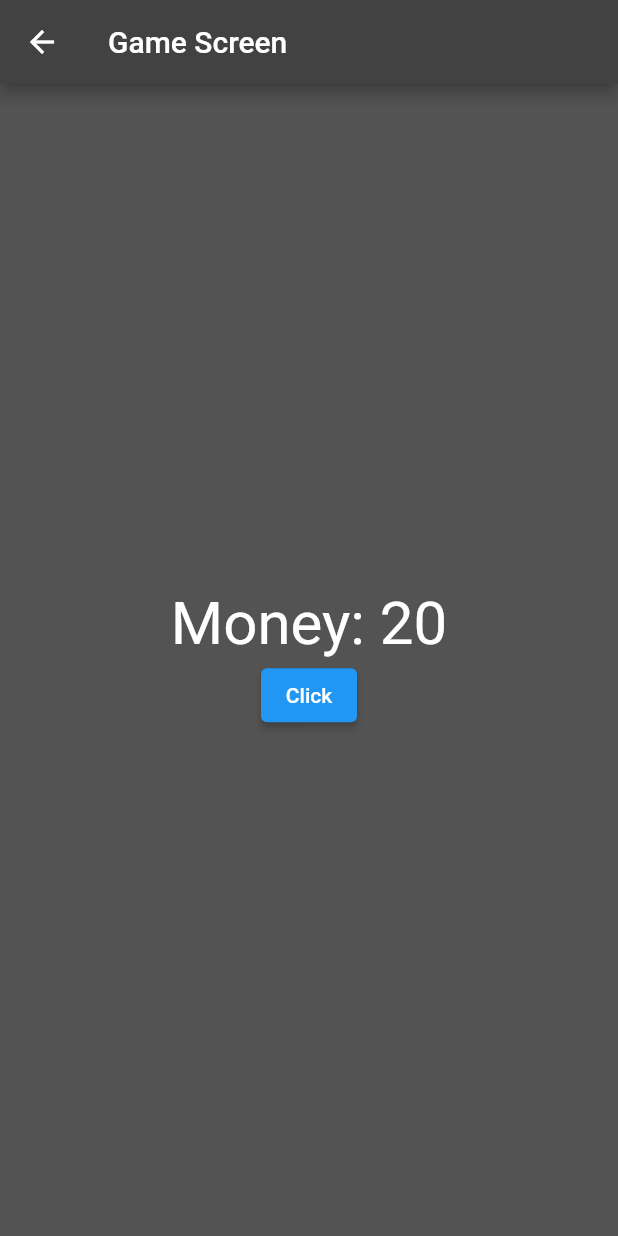
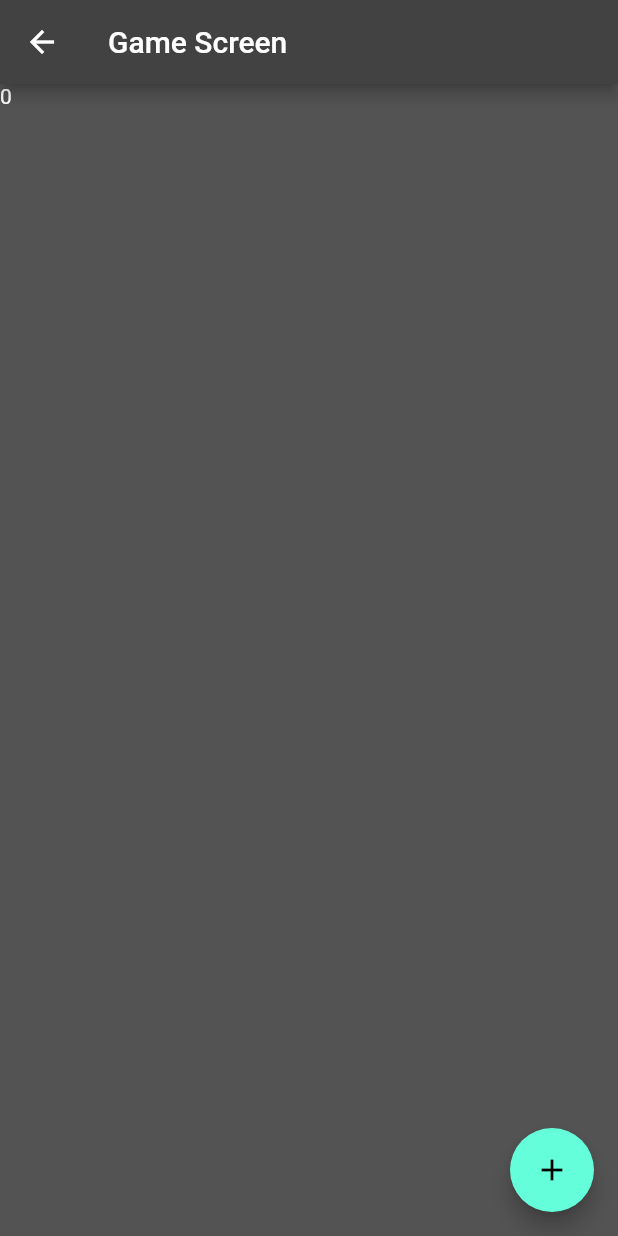
Before and after one commit to josephrcox/flutter-landlord-simulator, a Flutter app: the screen it shows after launch, after a tap on "Start game", on a phone screen of 412 x 824 dp. Run offline on Flutter 3.47's test engine with Material 2 defaults, Android fonts, the phone set to English and light mode, and no system bars; our stand-ins replace flutter_riverpod, hive, shared_preferences; accounts and stored records are empty.

Commit message:
saving and reading state

```diff
--- a/lib/game_screen.dart
+++ b/lib/game_screen.dart
@@ -6,57 +6,35 @@ import 'package:shared_preferences/shared_preferences.dart';
 
 import 'storage.dart';
 
-// stateful
-class GameScreen extends ConsumerStatefulWidget {
+class GameScreen extends ConsumerWidget {
   const GameScreen({Key? key}) : super(key: key);
 
   @override
-  _GameScreenState createState() => _GameScreenState();
-}
+  Widget build(BuildContext context, WidgetRef ref) {
+    ref.read(counterProvider.notifier).loadFromStorage();
+    final count = ref.watch(counterProvider);
 
-class _GameScreenState extends ConsumerState<GameScreen> {
-  // state
-  @override
-  void initState() {
-    super.initState();
-    ref.read(storageProvider);
-  }
+    // whenever counter state changes, print something
+    final counterListener = Provider((ref) {
+      ref.watch(counterProvider);
+    });
+    ref.listen<int>(counterProvider, (int? previousCount, int newCount) {
+      print('The counter changed $newCount');
+      ref.read(counterProvider.notifier).saveToStorage();
+    });
 
-  // state
-  @override
-  void dispose() {
-    super.dispose();
-  }
-
-  // state
-  @override
-  Widget build(
-    BuildContext context,
-  ) {
     return Scaffold(
-      appBar: AppBar(
-        title: const Text('Game Screen'),
+      floatingActionButton: FloatingActionButton(
+        onPressed: () {
+          ref.read(counterProvider.notifier).increment();
+        },
+        child: const Icon(Icons.add),
       ),
-      body: Center(
-        child: Column(
-          mainAxisAlignment: MainAxisAlignment.center,
-          children: <Widget>[
-            Text(
-              'Money: ${ref.watch(storageProvider).getMoney}',
-              style: const TextStyle(
-                fontSize: 40,
-              ),
-            ),
-            ElevatedButton(
-              child: const Text('Click'),
-              onPressed: () {
-                setState(() {
-                  ref.watch(storageProvider).addMoney();
-                });
-              },
-            )
-          ],
-        ),
+      appBar: AppBar(title: const Text('Game Screen')),
+      body: Column(
+        children: [
+          Text('$count'),
+        ],
       ),
     );
   }
--- a/lib/main.dart
+++ b/lib/main.dart
@@ -3,10 +3,18 @@ import 'package:flutter/services.dart';
 import 'package:real/game_screen.dart';
 import 'package:flutter_riverpod/flutter_riverpod.dart';
 import './game_screen.dart';
+import 'package:hive/hive.dart';
+import 'package:path_provider/path_provider.dart';
 
-void main() {
+void main() async {
+  WidgetsFlutterBinding.ensureInitialized(); // Initialize the Flutter binding
+
+  final appDocumentDirectory = await getApplicationDocumentsDirectory();
+  Hive.init(appDocumentDirectory.path);
+
   runApp(
-    MaterialApp(
+    ProviderScope(
+      child: MaterialApp(
         // app bar
         title: 'Real estate sim',
 
@@ -14,6 +22,7 @@ void main() {
         theme: ThemeData.dark().copyWith(
           primaryColor: Colors.blueGrey,
           scaffoldBackgroundColor: Color.fromARGB(255, 83, 83, 83),
+        ),
       ),
     ),
   );
--- a/lib/storage.dart
+++ b/lib/storage.dart
@@ -1,17 +1,30 @@
 import 'package:flutter_riverpod/flutter_riverpod.dart';
+import 'package:shared_preferences/shared_preferences.dart';
 
-final storageProvider = Provider<Storage>((ref) {
-  return Storage();
+final counterProvider = StateNotifierProvider<Counter, int>((ref) {
+  return Counter();
 });
 
-class Storage {
-  // provider
+class Counter extends StateNotifier<int> {
+  Counter() : super(-1);
 
-  int _money = 20;
+  bool loaded = false;
 
-  int get getMoney => _money;
+  void loadFromStorage() async {
+    if (!loaded) {
+      final prefs = await SharedPreferences.getInstance();
+      state = prefs.getInt('counter') ?? 0;
+      set(state);
+    }
+    loaded = true;
+  }
 
-  void addMoney() {
-    _money++;
+  void saveToStorage() async {
+    final prefs = await SharedPreferences.getInstance();
+    prefs.setInt('counter', state);
   }
+
+  void increment() => state++;
+
+  void set(x) => state = x;
 }
--- a/pubspec.yaml
+++ b/pubspec.yaml
@@ -37,6 +37,9 @@ dependencies:
   shared_preferences: ^2.1.1
   provider: ^6.0.1
   flutter_riverpod: ^2.3.6
+  isar: ^3.1.0+1
+  hive: ^2.2.3
+  path_provider: ^2.0.15
 
 dev_dependencies:
   flutter_test:
@@ -48,6 +51,8 @@ dev_dependencies:
   # package. See that file for information about deactivating specific lint
   # rules and activating additional ones.
   flutter_lints: ^2.0.0
+  isar_generator: ^3.1.0+1
+  build_runner: ^2.3.3
 
 # For information on the generic Dart part of this file, see the
 # following page: https://dart.dev/tools/pub/pubspec
```
Also changed, not shown: pubspec.lock, 2 other files. Lines whose indentation alone changed are shown as unchanged.
